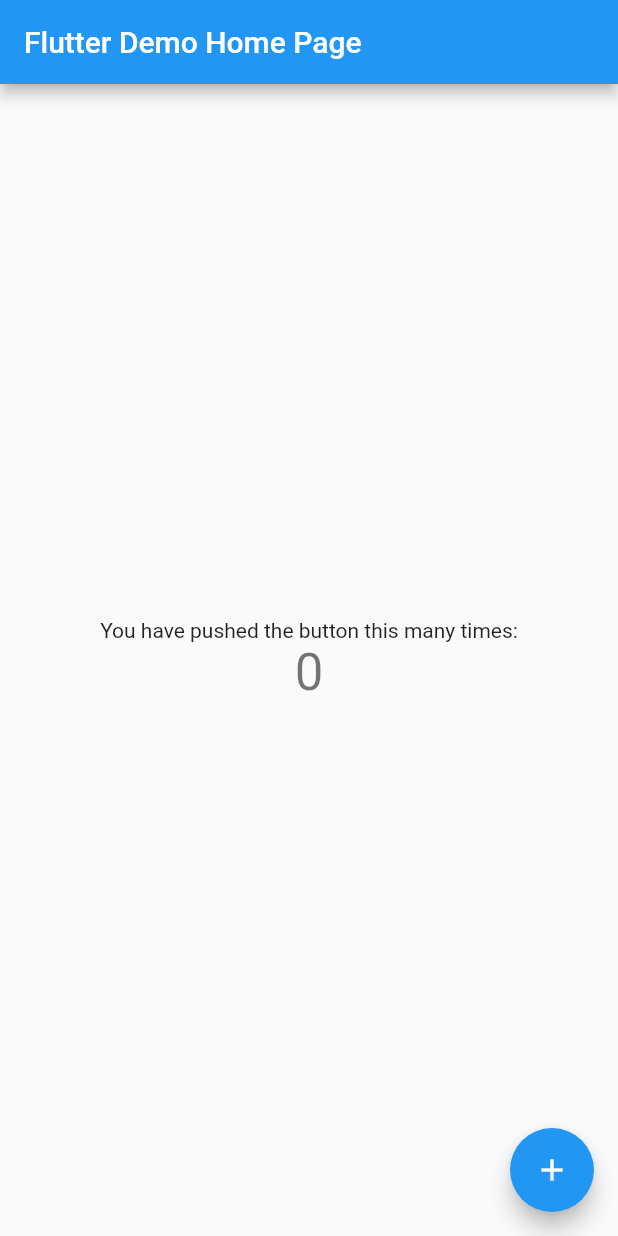
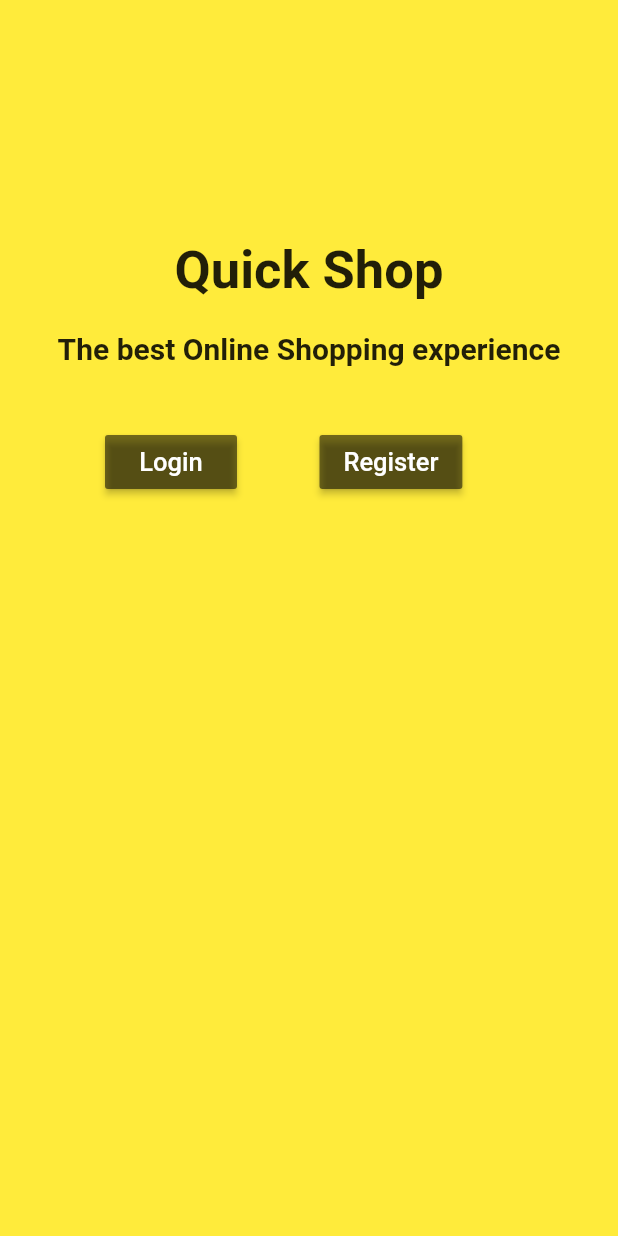
Before and after one commit to abhinavanRoy/Online-Shopping-system, a Flutter app: the screen it shows after launch, on a phone screen of 412 x 824 dp. Run offline on Flutter 3.47's test engine with Material 2 defaults, Android fonts, the phone set to English and light mode, and no system bars.

Commit message:
updated UI

```diff
--- /dev/null
+++ b/shop/lib/WelcomePage.dart
@@ -0,0 +1,82 @@
+import 'package:flutter/material.dart';
+
+class WelcomePage extends StatefulWidget {
+  @override
+  _WelcomePageState createState() => _WelcomePageState();
+}
+
+class _WelcomePageState extends State<WelcomePage> {
+  @override
+  Widget build(BuildContext context) {
+    return Scaffold(
+      body: Container(
+        width: MediaQuery.of(context).size.width / 0.2,
+        height: MediaQuery.of(context).size.height / 0.6,
+        color: Colors.yellow,
+        child: Column(
+          children: <Widget>[
+            Padding(
+              padding: const EdgeInsets.fromLTRB(0.0, 160.0, 0.0, 0.0),
+              child: Text(
+                "Quick Shop",
+                style: TextStyle(
+                  fontSize: 35,
+                  fontWeight: FontWeight.bold,
+                  color: Colors.black87,
+                ),
+              ),
+            ),
+            Padding(
+              padding: const EdgeInsets.fromLTRB(0.0, 20.0, 0.0, 0.0),
+              child: Text(
+                "The best Online Shopping experience",
+                style: TextStyle(
+                  fontSize: 20,
+                  fontWeight: FontWeight.bold,
+                  color: Colors.black87,
+                ),
+              ),
+            ),
+            Padding(
+              padding: const EdgeInsets.fromLTRB(0.0, 30.0, 0.0, 0.0),
+              child: Row(
+                children: <Widget>[
+                  Padding(
+                    padding: const EdgeInsets.fromLTRB(70.0, 10.0, 0.0, 0.0),
+                    child: RaisedButton(
+                      onPressed: () {},
+                      color: Colors.black54,
+                      child: Text(
+                        "Login",
+                        style: TextStyle(
+                          fontSize: 17.0,
+                          color: Colors.white,
+                        ),
+                      ),
+                    ),
+                  ),
+
+                  Padding(
+                    padding: const EdgeInsets.fromLTRB(55.0, 10.0, 0.0, 0.0),
+                    child: RaisedButton(
+                      onPressed: () {},
+                      color: Colors.black54,
+                      child: Text(
+                        "Register",
+                        style: TextStyle(
+                          fontSize: 17.0,
+                          color: Colors.white,
+                        ),
+                      ),
+                    ),
+                  ),
+
+                ],
+              ),
+            )
+          ],
+        ),
+      ),
+    );
+  }
+}
--- a/shop/lib/main.dart
+++ b/shop/lib/main.dart
@@ -1,4 +1,5 @@
 import 'package:flutter/material.dart';
+import 'package:shop/WelcomePage.dart';
 
 void main() {
   runApp(MyApp());
@@ -9,105 +10,12 @@
   @override
   Widget build(BuildContext context) {
     return MaterialApp(
-      title: 'Flutter Demo',
+      title: '',
       theme: ThemeData(
-        // This is the theme of your application.
-        //
-        // Try running your application with "flutter run". You'll see the
-        // application has a blue toolbar. Then, without quitting the app, try
-        // changing the primarySwatch below to Colors.green and then invoke
-        // "hot reload" (press "r" in the console where you ran "flutter run",
-        // or simply save your changes to "hot reload" in a Flutter IDE).
-        // Notice that the counter didn't reset back to zero; the application
-        // is not restarted.
+
         primarySwatch: Colors.blue,
       ),
-      home: MyHomePage(title: 'Flutter Demo Home Page'),
+      home: WelcomePage(),
     );
   }
 }
-
-class MyHomePage extends StatefulWidget {
-  MyHomePage({Key key, this.title}) : super(key: key);
-
-  // This widget is the home page of your application. It is stateful, meaning
-  // that it has a State object (defined below) that contains fields that affect
-  // how it looks.
-
-  // This class is the configuration for the state. It holds the values (in this
-  // case the title) provided by the parent (in this case the App widget) and
-  // used by the build method of the State. Fields in a Widget subclass are
-  // always marked "final".
-
-  final String title;
-
-  @override
-  _MyHomePageState createState() => _MyHomePageState();
-}
-
-class _MyHomePageState extends State<MyHomePage> {
-  int _counter = 0;
-
-  void _incrementCounter() {
-    setState(() {
-      // This call to setState tells the Flutter framework that something has
-      // changed in this State, which causes it to rerun the build method below
-      // so that the display can reflect the updated values. If we changed
-      // _counter without calling setState(), then the build method would not be
-      // called again, and so nothing would appear to happen.
-      _counter++;
-    });
-  }
-
-  @override
-  Widget build(BuildContext context) {
-    // This method is rerun every time setState is called, for instance as done
-    // by the _incrementCounter method above.
-    //
-    // The Flutter framework has been optimized to make rerunning build methods
-    // fast, so that you can just rebuild anything that needs updating rather
-    // than having to individually change instances of widgets.
-    return Scaffold(
-      appBar: AppBar(
-        // Here we take the value from the MyHomePage object that was created by
-        // the App.build method, and use it to set our appbar title.
-        title: Text(widget.title),
-      ),
-      body: Center(
-        // Center is a layout widget. It takes a single child and positions it
-        // in the middle of the parent.
-        child: Column(
-          // Column is also a layout widget. It takes a list of children and
-          // arranges them vertically. By default, it sizes itself to fit its
-          // children horizontally, and tries to be as tall as its parent.
-          //
-          // Invoke "debug painting" (press "p" in the console, choose the
-          // "Toggle Debug Paint" action from the Flutter Inspector in Android
-          // Studio, or the "Toggle Debug Paint" command in Visual Studio Code)
-          // to see the wireframe for each widget.
-          //
-          // Column has various properties to control how it sizes itself and
-          // how it positions its children. Here we use mainAxisAlignment to
-          // center the children vertically; the main axis here is the vertical
-          // axis because Columns are vertical (the cross axis would be
-          // horizontal).
-          mainAxisAlignment: MainAxisAlignment.center,
-          children: <Widget>[
-            Text(
-              'You have pushed the button this many times:',
-            ),
-            Text(
-              '$_counter',
-              style: Theme.of(context).textTheme.headline4,
-            ),
-          ],
-        ),
-      ),
-      floatingActionButton: FloatingActionButton(
-        onPressed: _incrementCounter,
-        tooltip: 'Increment',
-        child: Icon(Icons.add),
-      ), // This trailing comma makes auto-formatting nicer for build methods.
-    );
-  }
-}
```
